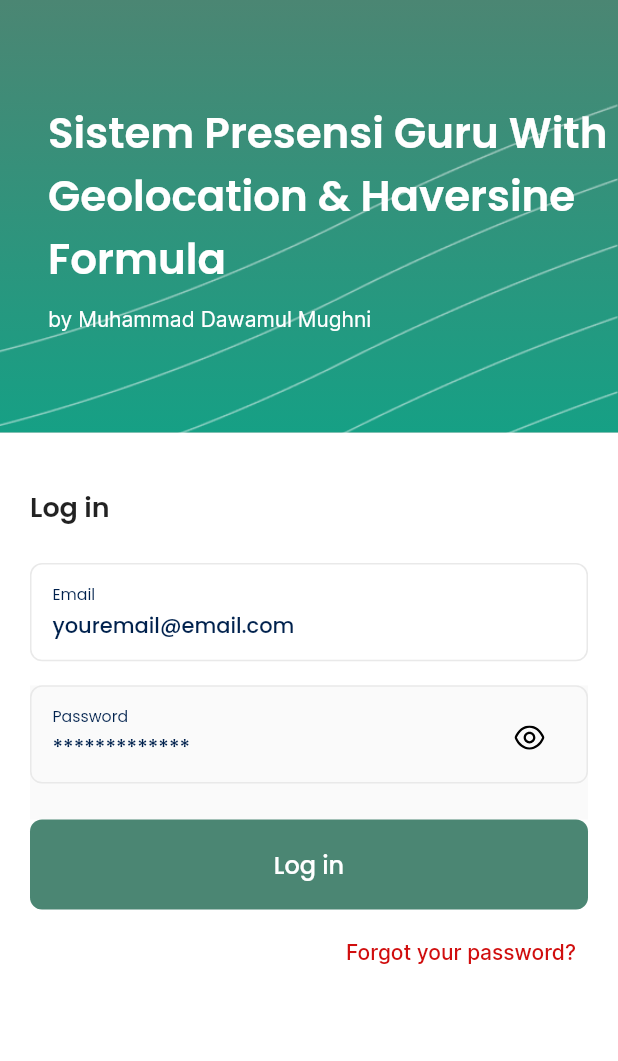
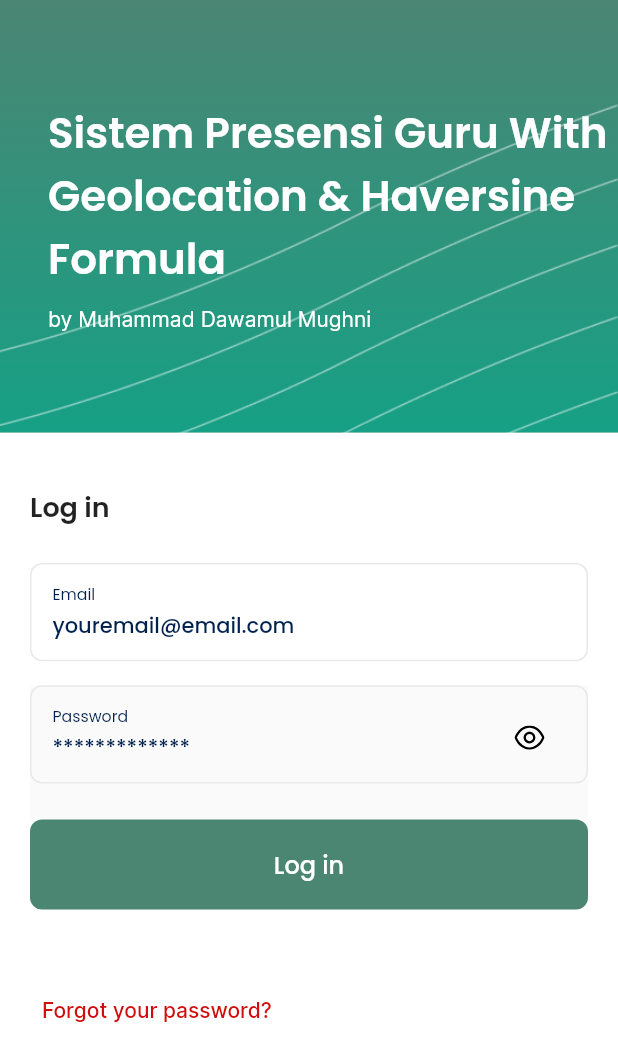
Before and after one commit to dawamuciil/presensi, a Flutter app: the LoginView screen opened by its route, on a phone screen of 412 x 824 dp. Shown: the top 1061 px of the screen. Run offline on Flutter 3.47's test engine with Material 2 defaults, Android fonts, the phone set to English and light mode, and no system bars; our stand-ins replace cloud_firestore, firebase_auth, firebase_core, firebase_storage, flutter_svg, geocoding and 6 more; missing offline and left inert: maps_launcher; accounts and stored records are empty.

Commit message:
first upload

```diff
--- a/lib/app/controllers/page_index_controller.dart
+++ b/lib/app/controllers/page_index_controller.dart
@@ -1,3 +1,5 @@
+import 'package:cloud_firestore/cloud_firestore.dart';
+import 'package:firebase_auth/firebase_auth.dart';
 import 'package:get/get.dart';
 import 'package:presence/app/controllers/presence_controller.dart';
 import 'package:presence/app/routes/app_pages.dart';
@@ -5,6 +7,14 @@ import 'package:presence/app/routes/app_pages.dart';
 class PageIndexController extends GetxController {
   final presenceController = Get.find<PresenceController>();
   RxInt pageIndex = 0.obs;
+
+  FirebaseAuth auth = FirebaseAuth.instance;
+  FirebaseFirestore firestore = FirebaseFirestore.instance;
+
+  Stream<DocumentSnapshot<Map<String, dynamic>>> streamPresence() async* {
+    String uid = auth.currentUser!.uid;
+    yield* firestore.collection("presence").doc(uid).snapshots();
+  }
 
   void changePage(int index) async {
     pageIndex.value = index;
--- a/lib/app/modules/login/views/login_view.dart
+++ b/lib/app/modules/login/views/login_view.dart
@@ -182,10 +182,7 @@ class LoginView extends GetView<LoginController> {
                     ),
                   ),
                 ),
-                Container(
-                  width: MediaQuery.of(context).size.width,
-                  margin: const EdgeInsets.only(top: 4),
-                  alignment: Alignment.centerRight,
+                Expanded(
                   child: TextButton(
                     onPressed: () => Get.toNamed(Routes.FORGOT_PASSWORD),
                     style: TextButton.styleFrom(
--- a/lib/app/modules/new_password/views/new_password_view.dart
+++ b/lib/app/modules/new_password/views/new_password_view.dart
@@ -138,7 +138,6 @@ class NewPasswordView extends GetView<NewPasswordController> {
                     child: ElevatedButton(
                       onPressed: () {
                         if (controller.isLoading.isFalse) {
-                          print('exc');
                           controller.newPassword();
                         }
                       },
--- a/lib/app/routes/app_pages.dart
+++ b/lib/app/routes/app_pages.dart
@@ -58,7 +58,7 @@ class AppPages {
     ),
     GetPage(
       name: _Paths.REPORT_PRESENCE,
-      page: () => ReportPresenceView(),
+      page: () => const ReportPresenceView(),
       binding: ReportpresenceBinding(),
     ),
     GetPage(
@@ -69,7 +69,7 @@ class AppPages {
     ),
     GetPage(
       name: _Paths.NEW_PASSWORD,
-      page: () => NewPasswordView(),
+      page: () => const NewPasswordView(),
       binding: NewPasswordBinding(),
     ),
     GetPage(
--- a/lib/app/widgets/custom_input.dart
+++ b/lib/app/widgets/custom_input.dart
@@ -58,7 +58,7 @@ class _CustomInputState extends State<CustomInput> {
             floatingLabelBehavior: FloatingLabelBehavior.always,
             border: InputBorder.none,
             hintText: widget.hint,
-            hintStyle: TextStyle(
+            hintStyle: const TextStyle(
               fontSize: 14,
               fontFamily: 'poppins',
               fontWeight: FontWeight.w500,
--- a/lib/company_data.dart
+++ b/lib/company_data.dart
@@ -1,6 +1,6 @@
 class CompanyData {
   static Map<String, dynamic> office = {
-    'latitude': -7.149033351536944,
-    'longitude': 112.6537471449607,
+    'latitude': -7.1488873,
+    'longitude': 112.6536799,
   };
 }
```
Also changed, not shown: lib/app/controllers/presence_controller.dart (+10 -7 lines), lib/app/modules/report_presence/controllers/report_presence_controller.dart (+13 -0 lines).
